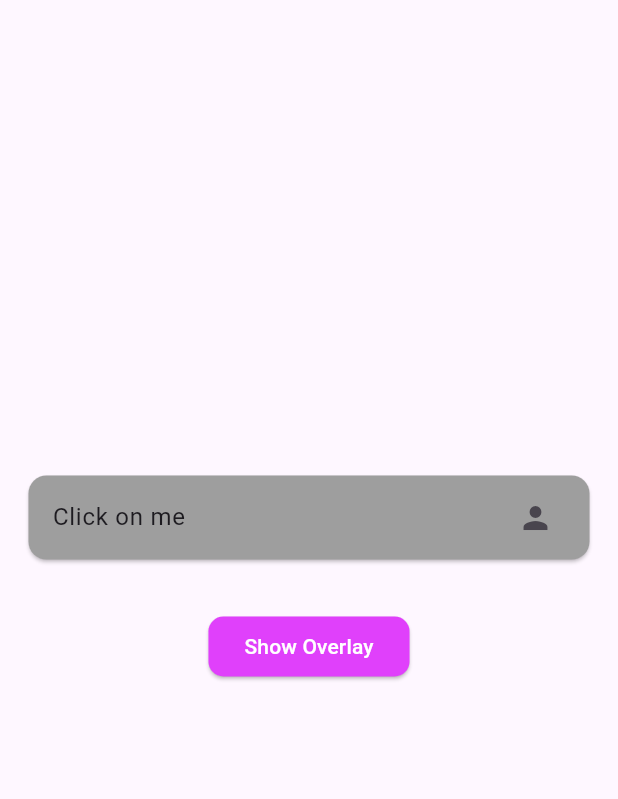
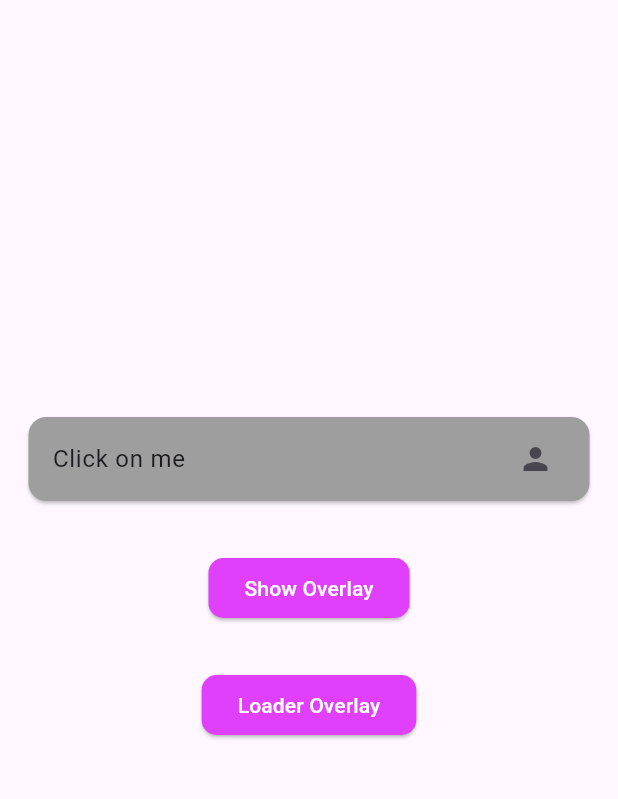
Before and after one commit to anikbubtcse/Hero-Overlay-Animation, a Flutter app: the screen it shows after launch, on a phone screen of 412 x 824 dp, the part 84-883 px from its top. Run offline on Flutter 3.47's test engine with Material 3 defaults, Android fonts, the phone set to English and light mode, and no system bars; drawn by our look-alikes of loader_overlay; our stand-ins replace flutter_spinkit.

Commit message:
Loader Overlay

```diff
--- a/lib/main.dart
+++ b/lib/main.dart
@@ -1,6 +1,8 @@
 import 'package:flutter/material.dart';
 import 'package:flutter_animation/pages/my_home_page.dart';
 import 'package:flutter_animation/pages/second_page.dart';
+import 'package:flutter_spinkit/flutter_spinkit.dart';
+import 'package:loader_overlay/loader_overlay.dart';
 
 void main() {
   runApp(const MyApp());
@@ -12,7 +14,19 @@ class MyApp extends StatelessWidget {
   // This widget is the root of your application.
   @override
   Widget build(BuildContext context) {
-    return MaterialApp(
+    return GlobalLoaderOverlay(
+      overlayColor: Colors.grey.withOpacity(0.8),
+      useDefaultLoading: false,
+      overlayWidgetBuilder: (_) {
+        //ignored progress for the moment
+        return const Center(
+          child: SpinKitSpinningLines(
+            color: Colors.white,
+            size: 80.0,
+          ),
+        );
+      },
+      child: MaterialApp(
         debugShowCheckedModeBanner: false,
         title: 'Flutter Demo',
         theme: ThemeData(
@@ -24,6 +38,7 @@ class MyApp extends StatelessWidget {
           MyHomePage.myHomePage: (context) => MyHomePage(),
           SecondPage.secondPage: (context) => SecondPage(),
         },
+      ),
     );
   }
 }
--- a/lib/pages/my_home_page.dart
+++ b/lib/pages/my_home_page.dart
@@ -1,5 +1,6 @@
 import 'package:flutter/material.dart';
 import 'package:flutter_animation/pages/second_page.dart';
+import 'package:loader_overlay/loader_overlay.dart';
 
 class MyHomePage extends StatefulWidget {
   const MyHomePage({super.key});
@@ -66,6 +67,23 @@ class _MyHomePageState extends State<MyHomePage> {
                   "Show Overlay",
                   style: TextStyle(color: Colors.white),
                 )),
+            const SizedBox(
+              height: 30,
+            ),
+            ElevatedButton(
+                style: ElevatedButton.styleFrom(
+                    backgroundColor: Colors.purpleAccent,
+                    shape: RoundedRectangleBorder(
+                        borderRadius: BorderRadius.circular(10))),
+                onPressed: () async {
+                  context.loaderOverlay.show();
+                  await Future.delayed(Duration(seconds: 5));
+                  context.loaderOverlay.hide();
+                },
+                child: const Text(
+                  "Loader Overlay",
+                  style: TextStyle(color: Colors.white),
+                )),
           ],
         ),
       ),
--- a/pubspec.yaml
+++ b/pubspec.yaml
@@ -30,6 +30,8 @@ environment:
 dependencies:
   flutter:
     sdk: flutter
+  loader_overlay: ^4.0.0
+  flutter_spinkit: ^5.2.0
 
 
   # The following adds the Cupertino Icons font to your application.
```
Also changed, not shown: pubspec.lock. Lines whose indentation alone changed are shown as unchanged.
